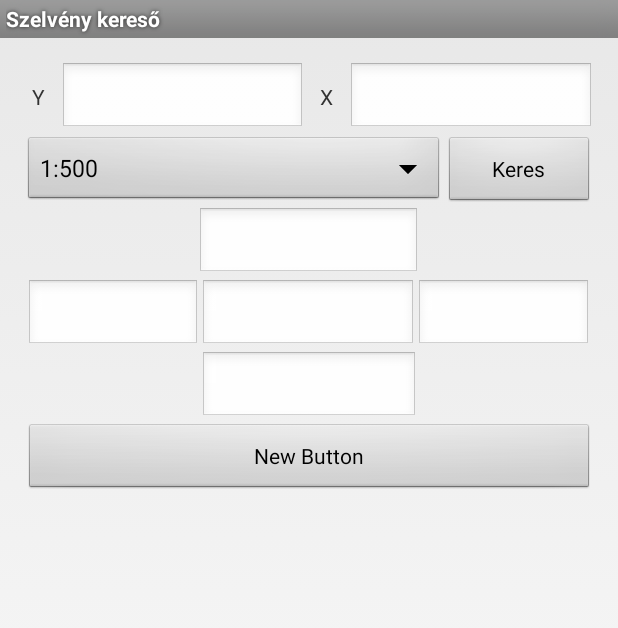
After one commit to valami/HevesiToolbox, an Android app: the szelveny screen opened directly, with no data from a screen before it, on a phone screen of 412 x 824 dp. The commit adds this screen. Shown: the top 628 px of the screen. Run offline under Robolectric (Android 15) with nearby library versions, the phone set to English and light mode, and no system bars.

Commit message:
Update 0.7.0.1

```diff
--- a/app/src/main/java/hu/valamas/hevesitoolbox/MainActivity.java
+++ b/app/src/main/java/hu/valamas/hevesitoolbox/MainActivity.java
@@ -18,6 +18,7 @@ import hu.valamas.hevesitoolbox.szamolasok.polarispont;
 import hu.valamas.hevesitoolbox.szamolasok.iranyszog;
 import hu.valamas.hevesitoolbox.szamolasok.haromszog;
 import hu.valamas.hevesitoolbox.szamolasok.atvalto;
+import hu.valamas.hevesitoolbox.szamolasok.szelveny;
 
 public class MainActivity extends Activity {
     @Override
@@ -80,6 +81,16 @@ public class MainActivity extends Activity {
                 startActivity(intent);
             }
         });
+
+        final Button szelveny = (Button) findViewById(R.id.szelveny);
+        szelveny.setOnClickListener(new View.OnClickListener() {
+            @Override
+            public void onClick(View v) {
+                Intent intent = new Intent(MainActivity.this,  szelveny.class);
+                intent.putExtra("orientation", orient());
+                startActivity(intent);
+            }
+        });
     }
 
     public byte orient ()
--- /dev/null
+++ b/app/src/main/java/hu/valamas/hevesitoolbox/szamolasok/szelveny.java
@@ -0,0 +1,126 @@
+package hu.valamas.hevesitoolbox.szamolasok;
+
+import android.app.Activity;
+import android.os.Bundle;
+import android.text.Editable;
+import android.text.TextWatcher;
+import android.text.method.DigitsKeyListener;
+import android.view.Menu;
+import android.view.MenuItem;
+import android.view.View;
+import android.widget.ArrayAdapter;
+import android.widget.Button;
+import android.widget.EditText;
+import android.widget.Spinner;
+
+import com.example.valamas.hevesitoolbox.R;
+
+public class szelveny extends Activity {
+
+    @Override
+    protected void onCreate(Bundle savedInstanceState) {
+        super.onCreate(savedInstanceState);
+        setContentView(R.layout.activity_szelveny);
+
+        EditText x_in = (EditText) findViewById(R.id.x_in);
+        EditText y_in = (EditText) findViewById(R.id.y_in);
+        final EditText szelv_also = (EditText) findViewById(R.id.szelv_also);
+        EditText szelv_ball = (EditText) findViewById(R.id.szelv_ball);
+        EditText szelv_jobb = (EditText) findViewById(R.id.szelv_jobb);
+        EditText szelv_fel = (EditText) findViewById(R.id.szelv_fel);
+        final EditText szelv_kozep = (EditText) findViewById(R.id.szelv_kozep);
+        Button szamol = (Button) findViewById(R.id.szamol);
+
+        Spinner spinner = (Spinner) findViewById(R.id.spinner);
+        // Create an ArrayAdapter using the string array and a default spinner layout
+        ArrayAdapter<CharSequence> adapter = ArrayAdapter.createFromResource(this,
+                R.array.meretarany_array, android.R.layout.simple_spinner_item);
+        // Specify the layout to use when the list of choices appears
+        adapter.setDropDownViewResource(android.R.layout.simple_spinner_dropdown_item);
+        // Apply the adapter to the spinner
+        spinner.setAdapter(adapter);
+
+
+
+      /*  szelv_kozep.setOnFocusChangeListener(new View.OnFocusChangeListener() {
+
+            public void onFocusChange(View v, boolean hasFocus) {
+                if (!hasFocus) {
+                }
+            }
+        }); */
+
+        //Középsö tagolás
+        szelv_kozep.addTextChangedListener(new TextWatcher() {
+            @Override
+            public void beforeTextChanged(CharSequence s, int start, int count, int after) {
+
+            }
+
+            @Override
+            public void onTextChanged(CharSequence s, int start, int before, int count) {
+                String kozep_s = szelv_kozep.getText().toString();
+                if (!kozep_s.matches("")) {
+                    char kozep_c[] = kozep_s.toCharArray();
+                    if (kozep_c.length <= 3) {
+                        szelv_kozep.setKeyListener(DigitsKeyListener.getInstance("0123456789-"));
+                    }
+                    if (kozep_c.length == 3) {
+                        szelv_kozep.setKeyListener(DigitsKeyListener.getInstance("1234"));
+                    }
+
+                    if (kozep_c[0] == '-') {
+                        szelv_kozep.setText("");
+                    } else {
+                        if (kozep_c.length>1)
+                        {
+                            if (kozep_c[1] == '-')
+                            {
+                            String kozep_s_out = Character.toString(kozep_c[0]);
+                            szelv_kozep.setText(kozep_s_out);
+                            szelv_kozep.setSelection(szelv_kozep.getText().length());
+                            }
+                            if (kozep_c.length>3)
+                            {
+                                if (kozep_c[3]!='-' && kozep_c[2]!='-')
+                                {
+                                    String kozep_s_out = Character.toString(kozep_c[0]) + Character.toString(kozep_c[1]) + Character.toString(kozep_c[2]) + "-" + Character.toString(kozep_c[3])  ;
+                                    szelv_kozep.setText(kozep_s_out);
+                                    szelv_kozep.setSelection(szelv_kozep.getText().length());
+                                }
+                            }
+                        }
+                    }
+                }
+            }
+
+            @Override
+            public void afterTextChanged(Editable s) {
+
+            }
+        });
+    }
+
+
+    @Override
+    public boolean onCreateOptionsMenu(Menu menu) {
+        // Inflate the menu; this adds items to the action bar if it is present.
+        getMenuInflater().inflate(R.menu.menu_szelveny, menu);
+        return true;
+    }
+
+    @Override
+    public boolean onOptionsItemSelected(MenuItem item) {
+        // Handle action bar item clicks here. The action bar will
+        // automatically handle clicks on the Home/Up button, so long
+        // as you specify a parent activity in AndroidManifest.xml.
+        int id = item.getItemId();
+
+        //noinspection SimplifiableIfStatement
+        if (id == R.id.action_settings) {
+            return true;
+        }
+
+        return super.onOptionsItemSelected(item);
+    }
+}
--- a/app/src/main/res/layout/activity_main.xml
+++ b/app/src/main/res/layout/activity_main.xml
@@ -81,6 +81,18 @@
                 android:layout_marginTop="10dp" />
         </TableRow>
 
+        <TableRow
+            android:layout_width="fill_parent"
+            android:layout_height="fill_parent">
+
+            <Button
+                android:layout_width="wrap_content"
+                android:layout_height="wrap_content"
+                android:text="Szelvény keresö"
+                android:id="@+id/szelveny"
+                android:layout_marginTop="20dp" />
+        </TableRow>
+
     </TableLayout>
 
     <com.google.android.gms.ads.AdView
--- /dev/null
+++ b/app/src/main/res/layout/activity_szelveny.xml
@@ -0,0 +1,156 @@
+<RelativeLayout xmlns:android="http://schemas.android.com/apk/res/android"
+    xmlns:tools="http://schemas.android.com/tools" android:layout_width="match_parent"
+    android:layout_height="match_parent" android:paddingLeft="@dimen/activity_horizontal_margin"
+    android:paddingRight="@dimen/activity_horizontal_margin"
+    android:paddingTop="@dimen/activity_vertical_margin"
+    android:paddingBottom="@dimen/activity_vertical_margin"
+    tools:context="hu.valamas.hevesitoolbox.szamolasok.szelveny">
+
+    <ScrollView
+        android:layout_width="wrap_content"
+        android:layout_height="wrap_content"
+        android:id="@+id/scrollView6"
+        android:layout_alignParentTop="true"
+        android:layout_alignParentLeft="true"
+        android:layout_alignParentBottom="true"
+        android:layout_alignParentRight="true" >
+        <LinearLayout
+            android:orientation="vertical"
+            android:layout_width="fill_parent"
+            android:layout_height="fill_parent">
+
+            <LinearLayout
+                android:orientation="horizontal"
+                android:layout_width="fill_parent"
+                android:layout_height="wrap_content">
+
+                <TextView
+                    android:layout_width="wrap_content"
+                    android:layout_height="wrap_content"
+                    android:text="Y"
+                    android:id="@+id/Y_text"
+                    android:layout_marginLeft="5sp"
+                    android:layout_marginRight="10sp" />
+
+                <EditText
+                    android:layout_width="wrap_content"
+                    android:layout_height="wrap_content"
+                    android:id="@+id/y_in"
+                    android:layout_weight="1" />
+
+                <TextView
+                    android:layout_width="wrap_content"
+                    android:layout_height="wrap_content"
+                    android:text="X"
+                    android:id="@+id/X_text"
+                    android:layout_marginLeft="10dp"
+                    android:layout_marginRight="10dp" />
+
+                <EditText
+                    android:layout_width="wrap_content"
+                    android:layout_height="wrap_content"
+                    android:id="@+id/x_in"
+                    android:layout_weight="1" />
+
+            </LinearLayout>
+
+            <LinearLayout
+                android:orientation="horizontal"
+                android:layout_width="fill_parent"
+                android:layout_height="wrap_content"
+                android:weightSum="1">
+
+                <Spinner
+                    android:layout_width="wrap_content"
+                    android:layout_height="wrap_content"
+                    android:id="@+id/spinner"
+                    android:layout_weight="1" />
+
+                <Button
+                    android:layout_width="100sp"
+                    android:layout_height="wrap_content"
+                    android:text="Keres"
+                    android:id="@+id/szamol" />
+            </LinearLayout>
+
+            <LinearLayout
+                android:layout_width="fill_parent"
+                android:layout_height="fill_parent"
+                android:gravity="center"
+                android:orientation="horizontal"
+                android:weightSum="1">
+
+                <EditText
+                    android:layout_width="wrap_content"
+                    android:layout_height="wrap_content"
+                    android:id="@+id/szelv_fel"
+                    android:minWidth="50sp"
+                    android:layout_weight="0.30"
+                    android:digits="0123456789-"
+                    android:inputType="number" />
+            </LinearLayout>
+
+            <LinearLayout
+                android:layout_width="fill_parent"
+                android:layout_height="fill_parent"
+                android:weightSum="1"
+                android:gravity="center">
+
+                <EditText
+                    android:layout_width="wrap_content"
+                    android:layout_height="wrap_content"
+                    android:digits="0123456789-"
+                    android:id="@+id/szelv_ball"
+                    android:layout_weight="0.33" />
+
+                <EditText
+                    android:layout_width="wrap_content"
+                    android:layout_height="wrap_content"
+                    android:digits="0123456789-"
+                    android:id="@+id/szelv_kozep"
+                    android:minWidth="50sp"
+                    android:layout_weight="0.33"
+                    android:inputType="number" />
+
+                <EditText
+                    android:layout_width="wrap_content"
+                    android:layout_height="wrap_content"
+                    android:digits="0123456789-"
+                    android:id="@+id/szelv_jobb"
+                    android:layout_weight="0.33" />
+
+            </LinearLayout>
+
+            <LinearLayout
+                android:orientation="horizontal"
+                android:layout_width="fill_parent"
+                android:layout_height="fill_parent"
+                android:gravity="center"
+                android:weightSum="1">
+
+                <EditText
+                    android:layout_width="wrap_content"
+                    android:layout_height="wrap_content"
+                    android:id="@+id/szelv_also"
+                    android:minWidth="50sp"
+                    android:layout_weight="0.29" />
+            </LinearLayout>
+
+            <LinearLayout
+                android:orientation="horizontal"
+                android:layout_width="fill_parent"
+                android:layout_height="fill_parent"
+                android:gravity="center"
+                android:weightSum="1">
+
+                <Button
+                    android:layout_width="match_parent"
+                    android:layout_height="wrap_content"
+                    android:text="New Button"
+                    android:id="@+id/button7" />
+            </LinearLayout>
+
+        </LinearLayout>
+    </ScrollView>
+
+</RelativeLayout>
--- /dev/null
+++ b/app/src/main/res/menu/menu_szelveny.xml
@@ -0,0 +1,6 @@
+<menu xmlns:android="http://schemas.android.com/apk/res/android"
+    xmlns:tools="http://schemas.android.com/tools"
+    tools:context="hu.valamas.hevesitoolbox.szamolasok.szelveny">
+    <item android:id="@+id/action_settings" android:title="@string/action_settings"
+        android:orderInCategory="100" android:showAsAction="never" />
+</menu>
--- a/app/src/main/res/values/strings.xml
+++ b/app/src/main/res/values/strings.xml
@@ -17,6 +17,7 @@
     <string name="title_activity_haromszograjz">haromszograjz</string>
     <string name="title_activity_numerikusteruletrajz">numerikusteruletrajz</string>
     <string name="title_activity_atvalto">Átváltó</string>
+
     //Irányszög
     <string name="iranyszog_kezdopont.y">Kezdőpont Y</string>
     <string name="iranyszog_kezdopont.x">Kezdőpont X</string>
@@ -28,6 +29,7 @@
     <string name="iranyszog_ures">Valamelyik mező üres!</string>
     <string name="iranyszog_egyezik">A két koordináta egyezik !</string>
     <string name="iranyszog_sugo">Meghatározza két pont távolságát ,és a köztük lévö irányszöget.</string>
+
     //Poláris
     <string name="polaris_kezdopont_y">Kezdőpont Y</string>
     <string name="polaris_kezdopont_x">Kezdőpont X</string>
@@ -38,6 +40,7 @@
     <string name="polaris_pont_x">Pont X :</string>
     <string name="polaris_ures">Valamelyik mező üres!</string>
     <string name="polaris_sugo">Meghatározza annak a pontnak a helyzetét,amelyik egy ismert ponthoz képest ,megadott távolságra helyezkedik el egy ismert irányszögü egyenesen.</string>
+
     //Numerikus
     <string name="numerikus_y">Y</string>
     <string name="numerikus_x">X</string>
@@ -48,6 +51,7 @@
     <string name="numerikus_terulet">Terület : </string>
     <string name="numerikus_sugo">Meghatározza a poligon területét sarokpontjainak koordinátái alapján.
                                    \n Visszazáráskor számol! </string>
+
     //Háromszög
     <string name="haromszog_a">a oldal</string>
     <string name="haromszog_b">b oldal</string>
@@ -67,6 +71,7 @@
                                   \n  -Egy oldala és a rajta fekvő két szöge
                                   \n  -Két oldala és a hosszabb oldallal szemközti szöge
                                     </string>
+
     //Átváltó
     <string name="atvalto_meret">Méret</string>
     <string name="atvalto_merata">Méretarány</string>
@@ -82,10 +87,23 @@
     <string name="atvalto_ures">Nem adtál meg mértékegységet</string>
     <string name="atvalto_keves">Túl kevés adat!</string>
 
+    //Szelvény
+    <string-array name="meretarany_array">
+        <item>1:500</item>
+        <item>1:1000</item>
+        <item>1:2000</item>
+        <item>1:4000</item>
+        <item>1:10000</item>
+        <item>1:25000</item>
+        <item>1:50000</item>
+        <item>1:100000</item>
+    </string-array>
+
     //Merü
     <string name="menu_vissza">Visszaállítás</string>
     <string name="menu_sugo">Súgó</string>
     <string name="munu_rajz">Rajzolás</string>
+    <string name="title_activity_szelveny">Szelvény kereső</string>
 
 
 </resources>
```
Also changed, not shown: app/src/main/AndroidManifest.xml (+13 -11 lines), app/src/main/java/hu/valamas/hevesitoolbox/versions.txt (+6 -2 lines), 2 other files.
